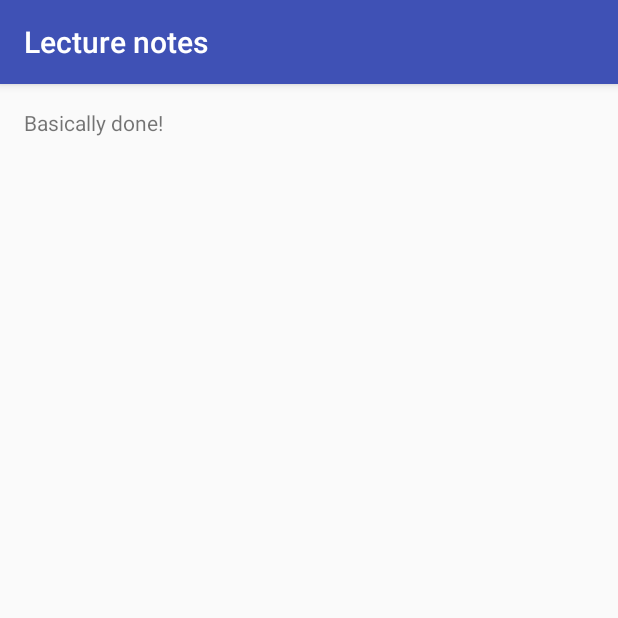
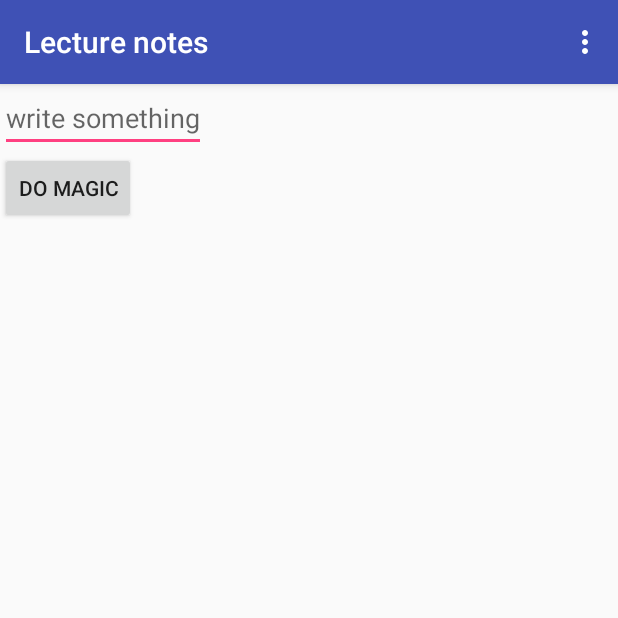
Before and after one commit to jandoubek/pvs2016, an Android app: the screen it shows after launch (MainActivity), on a phone screen of 412 x 824 dp, the top half of it. Run offline under Robolectric (Android 15) with nearby library versions, the phone set to English and light mode, and no system bars.

Commit message:
- little demo in main activity - added action bar and new settings activity

```diff
--- a/app/src/main/java/cz/cvut/fjfi/pvs/pvs2016/MainActivity.java
+++ b/app/src/main/java/cz/cvut/fjfi/pvs/pvs2016/MainActivity.java
@@ -1,13 +1,67 @@
 package cz.cvut.fjfi.pvs.pvs2016;
 
+import java.lang.reflect.Array;
+import java.util.ArrayList;
+import java.util.List;
+
+import android.content.Intent;
+import android.os.Bundle;
 import android.support.v7.app.AppCompatActivity;
-import android.os.Bundle;
+import android.support.v7.widget.Toolbar;
+import android.text.TextUtils;
+import android.view.Menu;
+import android.view.MenuInflater;
+import android.view.MenuItem;
+import android.view.View;
+import android.widget.ArrayAdapter;
+import android.widget.EditText;
+import android.widget.ListView;
+import android.widget.Toast;
 
 public class MainActivity extends AppCompatActivity {
 
-    @Override
-    protected void onCreate(Bundle savedInstanceState) {
-        super.onCreate(savedInstanceState);
-        setContentView(R.layout.activity_main);
-    }
+	List<String> listItems = new ArrayList<>();
+	ArrayAdapter arrayAdapter = null;
+
+	@Override
+	protected void onCreate(Bundle savedInstanceState) {
+		super.onCreate(savedInstanceState);
+		setContentView(R.layout.activity_main);
+		Toolbar myToolbar = (Toolbar) findViewById(R.id.main_activity_toolbar);
+		setSupportActionBar(myToolbar);
+		ListView listView = (ListView) findViewById(R.id.main_activity_list);
+		arrayAdapter = new ArrayAdapter<>(this, android.R.layout.simple_list_item_1, listItems);
+		listView.setAdapter(arrayAdapter);
+	}
+
+	@Override
+	public boolean onCreateOptionsMenu(Menu menu) {
+		MenuInflater inflater = getMenuInflater();
+		inflater.inflate(R.menu.main_menu, menu);
+		return super.onCreateOptionsMenu(menu);
+	}
+
+	@Override
+	public boolean onOptionsItemSelected(MenuItem item) {
+		switch (item.getItemId()) {
+		case R.id.toolbar_settings:
+			Intent intent = new Intent(this, SettingsActivity.class);
+			startActivity(intent);
+			return true;
+		default:
+			return super.onOptionsItemSelected(item);
+		}
+	}
+
+	public void addTextToList(View view) {
+		EditText editText = (EditText) findViewById(R.id.main_activity_edit_text);
+		String text = editText.getText().toString();
+		if (TextUtils.isEmpty(text)) {
+			Toast.makeText(this, "You have to write something before pushing button!", Toast.LENGTH_SHORT).show();
+			return;
+		}
+		listItems.add(text);
+		arrayAdapter.notifyDataSetChanged();
+		editText.setText("");
+	}
 }
--- /dev/null
+++ b/app/src/main/res/layout/action_toolbar.xml
@@ -0,0 +1,12 @@
+<?xml version="1.0" encoding="utf-8"?>
+<android.support.v7.widget.Toolbar
+		xmlns:android="http://schemas.android.com/apk/res/android"
+		xmlns:app="http://schemas.android.com/apk/res-auto"
+		android:id="@+id/main_activity_toolbar"
+		android:layout_width="match_parent"
+		android:layout_height="?attr/actionBarSize"
+		android:background="?attr/colorPrimary"
+		android:elevation="4dp"
+		android:theme="@style/ThemeOverlay.AppCompat.Dark.ActionBar"
+		app:popupTheme="@style/ThemeOverlay.AppCompat.Light">
+</android.support.v7.widget.Toolbar>
--- a/app/src/main/res/layout/activity_main.xml
+++ b/app/src/main/res/layout/activity_main.xml
@@ -1,17 +1,26 @@
 <?xml version="1.0" encoding="utf-8"?>
-<RelativeLayout
-    xmlns:android="http://schemas.android.com/apk/res/android"
-    xmlns:tools="http://schemas.android.com/tools"
-    android:layout_width="match_parent"
-    android:layout_height="match_parent"
-    android:paddingLeft="@dimen/activity_horizontal_margin"
-    android:paddingRight="@dimen/activity_horizontal_margin"
-    android:paddingTop="@dimen/activity_vertical_margin"
-    android:paddingBottom="@dimen/activity_vertical_margin"
-    tools:context="cz.cvut.fjfi.pvs.pvs2016.MainActivity">
+<LinearLayout xmlns:android="http://schemas.android.com/apk/res/android"
+			  xmlns:tools="http://schemas.android.com/tools"
+			  android:layout_width="match_parent"
+			  android:layout_height="match_parent"
+			  tools:context=".MainActivity"
+			  android:orientation="vertical">
 
-    <TextView
-        android:text="Basically done!"
-        android:layout_width="wrap_content"
-        android:layout_height="wrap_content" />
-</RelativeLayout>
+	<include layout="@layout/action_toolbar"/>
+
+	<EditText android:id="@+id/main_activity_edit_text"
+			  android:layout_width="wrap_content"
+			  android:layout_height="wrap_content"
+			  android:hint="@string/main_activity_edit_text_hint"/>
+
+	<Button android:id="@+id/magicButton"
+			android:layout_width="wrap_content"
+			android:layout_height="wrap_content"
+			android:text="@string/do_magic"
+			android:onClick="addTextToList"/>
+
+	<ListView android:id="@+id/main_activity_list"
+			  android:layout_width="match_parent"
+			  android:layout_height="wrap_content"/>
+
+</LinearLayout>
--- /dev/null
+++ b/app/src/main/res/menu/main_menu.xml
@@ -0,0 +1,12 @@
+<?xml version="1.0" encoding="utf-8"?>
+<menu xmlns:android="http://schemas.android.com/apk/res/android"
+	  xmlns:app="http://schemas.android.com/apk/res-auto/android">
+
+	<item android:id="@+id/toolbar_settings"
+		  android:title="@string/toolbar_settings"
+		  app:showAsAction="never"/>
+
+	<item android:id="@+id/toolbar_help"
+		  android:title="@string/toolbar_help"
+		  app:showAsAction="never"/>
+</menu>
--- a/app/src/main/res/values/strings.xml
+++ b/app/src/main/res/values/strings.xml
@@ -1,3 +1,9 @@
 <resources>
     <string name="app_name">Lecture notes</string>
+    <string name="do_magic">Do magic</string>
+    <string name="main_activity_edit_text_hint">write something</string>
+
+	<!--Toolbar-->
+	<string name="toolbar_settings">Settings</string>
+	<string name="toolbar_help">Help</string>
 </resources>
--- a/app/src/main/res/values/styles.xml
+++ b/app/src/main/res/values/styles.xml
@@ -6,6 +6,8 @@
         <item name="colorPrimary">@color/colorPrimary</item>
         <item name="colorPrimaryDark">@color/colorPrimaryDark</item>
         <item name="colorAccent">@color/colorAccent</item>
+        <item name="windowActionBar">false</item>
+		<item name="windowNoTitle">true</item>
     </style>
 
 </resources>
```
Also changed, not shown: app/src/main/AndroidManifest.xml (+6 -5 lines), app/src/main/java/cz/cvut/fjfi/pvs/pvs2016/SettingsActivity.java (added, +18 -0 lines), app/src/main/res/layout/activity_settings.xml (added, +11 -0 lines), 1 other file.
